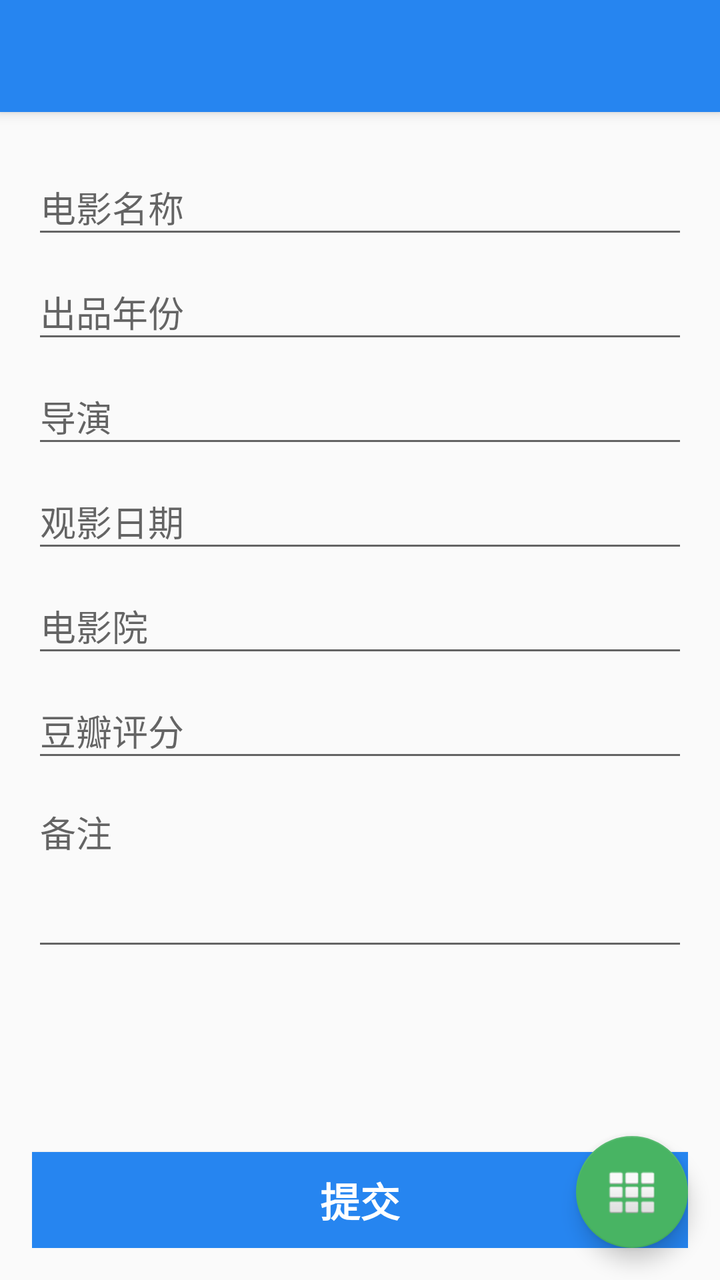
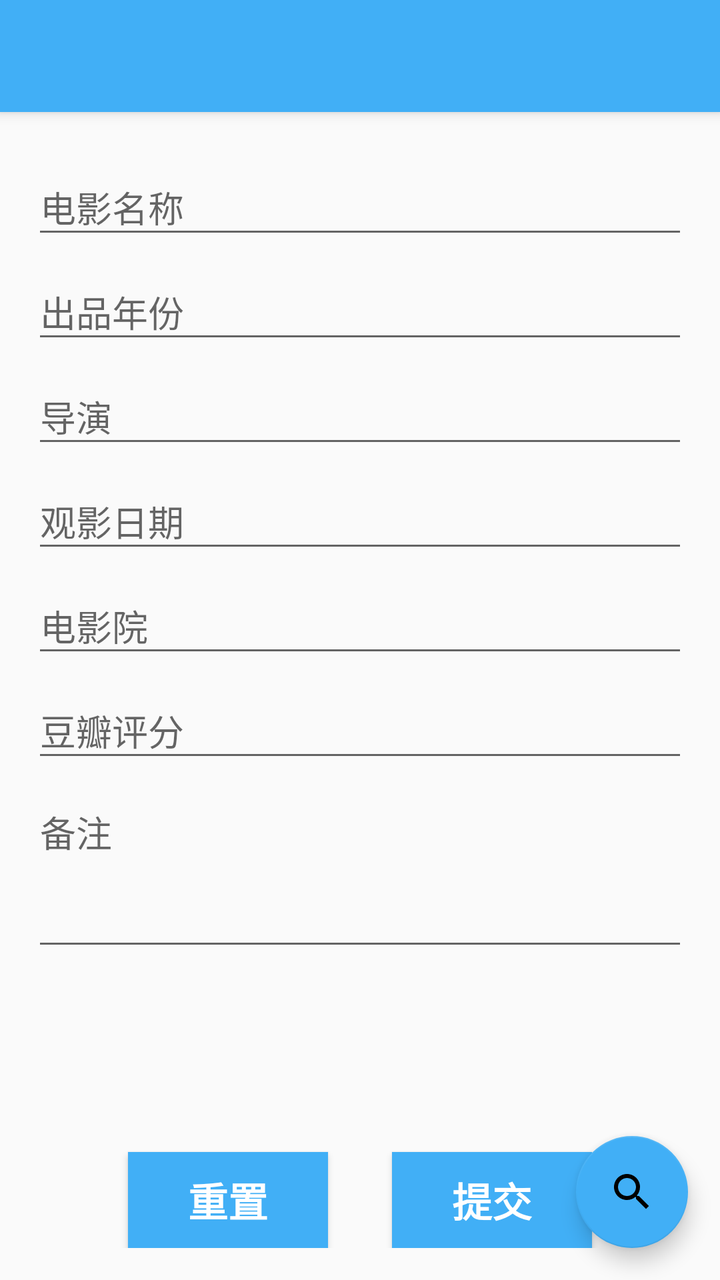

An Android layout rendered at two revisions. The XML below is the earlier revision; the diff shows what the commit changed to produce the second picture.
<!-- AndroidManifest.xml: activity theme AppTheme.NoActionBar -->
<!-- res/layout/activity_film_info.xml -->
<?xml version="1.0" encoding="utf-8"?>
<android.support.design.widget.CoordinatorLayout
    xmlns:android="http://schemas.android.com/apk/res/android"
    xmlns:app="http://schemas.android.com/apk/res-auto"
    xmlns:tools="http://schemas.android.com/tools"
    android:layout_width="match_parent"
    android:layout_height="match_parent"
    tools:context="cn.sixlab.app.mineapps.activity.FilmInfoActivity">

    <android.support.design.widget.AppBarLayout
        android:layout_width="match_parent"
        android:layout_height="wrap_content"
        android:theme="@style/AppTheme.AppBarOverlay">

        <android.support.v7.widget.Toolbar
            android:id="@+id/toolbar"
            android:layout_width="match_parent"
            android:layout_height="?attr/actionBarSize"
            android:background="?attr/colorPrimary"
            app:popupTheme="@style/AppTheme.PopupOverlay"/>

    </android.support.design.widget.AppBarLayout>

    <include layout="@layout/content_film_info"/>

    <android.support.design.widget.FloatingActionButton
        android:id="@+id/fab"
        android:layout_width="wrap_content"
        android:layout_height="wrap_content"
        android:layout_gravity="bottom|end"
        android:layout_margin="@dimen/fab_margin"
        app:srcCompat="@android:drawable/ic_dialog_dialer"/>

</android.support.design.widget.CoordinatorLayout>
<!-- res/layout/content_film_info.xml (included above) -->
<?xml version="1.0" encoding="utf-8"?>
<RelativeLayout xmlns:android="http://schemas.android.com/apk/res/android"
                xmlns:tools="http://schemas.android.com/tools"
                android:layout_width="match_parent"
                android:layout_height="match_parent"
                android:layout_marginTop="56dp"
                android:paddingBottom="@dimen/activity_vertical_margin"
                android:paddingLeft="@dimen/activity_horizontal_margin"
                android:paddingRight="@dimen/activity_horizontal_margin"
                android:paddingTop="@dimen/activity_vertical_margin"
                android:gravity="center_horizontal"
                android:orientation="vertical"
                tools:context="cn.sixlab.app.mineapps.activity.FilmInfoActivity"
                tools:showIn="@layout/activity_film_info">

    <RelativeLayout
        android:id="@+id/panelBottom"
        android:layout_width="match_parent"
        android:layout_height="wrap_content"
        android:layout_alignParentBottom="true" >

        <Button
            android:id="@+id/film_info_submit"
            style="?android:textAppearanceSmall"
            android:layout_width="match_parent"
            android:layout_height="wrap_content"
            android:layout_marginTop="16dp"
            android:background="@color/colorPrimary"
            android:text="@string/action_submit"
            android:textColor="@color/colorWhite"
            android:textSize="20sp"
            android:onClick="submitFilm"
            android:textStyle="bold"/>
    </RelativeLayout>

    <ScrollView
        android:layout_width="match_parent"
        android:layout_height="wrap_content"
        android:layout_alignParentTop="true"
        android:layout_above="@id/panelBottom">
        <LinearLayout
            android:layout_width="match_parent"
            android:layout_height="wrap_content"
            android:orientation="vertical">

            <android.support.design.widget.TextInputLayout
                android:layout_width="match_parent"
                android:layout_height="wrap_content">

                <EditText
                    android:id="@+id/text_film_name"
                    android:layout_width="match_parent"
                    android:layout_height="wrap_content"
                    android:hint="@string/prompt_film_name"
                    android:inputType="text"
                    android:maxLines="1"
                    android:singleLine="true"/>
            </android.support.design.widget.TextInputLayout>

            <android.support.design.widget.TextInputLayout
                android:layout_width="match_parent"
                android:layout_height="wrap_content">
                <EditText
                    android:id="@+id/text_produce_year"
                    android:layout_width="match_parent"
                    android:layout_height="wrap_content"
                    android:hint="@string/prompt_produce_year"
                    android:inputType="number"
                    android:maxLines="1"
                    android:singleLine="true"/>
            </android.support.design.widget.TextInputLayout>

            <android.support.design.widget.TextInputLayout
                android:layout_width="match_parent"
                android:layout_height="wrap_content">
                <EditText
                    android:id="@+id/text_director"
                    android:layout_width="match_parent"
                    android:layout_height="wrap_content"
                    android:hint="@string/prompt_director"
                    android:inputType="text"
                    android:maxLines="1"
                    android:singleLine="true"/>
            </android.support.design.widget.TextInputLayout>

            <android.support.design.widget.TextInputLayout
                android:layout_width="match_parent"
                android:layout_height="wrap_content">
                <EditText
                    android:id="@+id/text_view_date"
                    android:layout_width="match_parent"
                    android:layout_height="wrap_content"
                    android:hint="@string/prompt_view_date"
                    android:inputType="date"
                    android:maxLines="1"
                    android:singleLine="true"/>
            </android.support.design.widget.TextInputLayout>

            <android.support.design.widget.TextInputLayout
                android:layout_width="match_parent"
                android:layout_height="wrap_content">
                <EditText
                    android:id="@+id/text_cinema"
                    android:layout_width="match_parent"
                    android:layout_height="wrap_content"
                    android:hint="@string/prompt_cinema"
                    android:inputType="text"
                    android:maxLines="1"
                    android:singleLine="true"/>
            </android.support.design.widget.TextInputLayout>

            <android.support.design.widget.TextInputLayout
                android:layout_width="match_parent"
                android:layout_height="wrap_content">
                <EditText
                    android:id="@+id/text_douban_score"
                    android:layout_width="match_parent"
                    android:layout_height="wrap_content"
                    android:hint="@string/prompt_douban_score"
                    android:inputType="numberDecimal"
                    android:maxLines="1"
                    android:singleLine="true"/>
            </android.support.design.widget.TextInputLayout>

            <android.support.design.widget.TextInputLayout
                android:layout_width="match_parent"
                android:layout_height="wrap_content">
                <EditText
                    android:id="@+id/text_remark"
                    android:layout_width="match_parent"
                    android:layout_height="wrap_content"
                    android:hint="@string/prompt_remark"
                    android:inputType="textMultiLine"
                    android:minLines="3"
                    android:maxLines="5"
                    android:gravity="left|top"/>
            </android.support.design.widget.TextInputLayout>

        </LinearLayout>
    </ScrollView>

</RelativeLayout>
<!-- resources referenced by this layout -->
<resources>
  <color name="colorPrimary">#2685F0</color>
  <color name="colorWhite">#FFFFFF</color>
  <dimen name="activity_horizontal_margin">16dp</dimen>
  <dimen name="activity_vertical_margin">16dp</dimen>
  <dimen name="fab_margin">16dp</dimen>
  <string name="action_submit">提交</string>
  <string name="prompt_cinema">电影院</string>
  <string name="prompt_director">导演</string>
  <string name="prompt_douban_score">豆瓣评分</string>
  <string name="prompt_film_name">电影名称</string>
  <string name="prompt_produce_year">出品年份</string>
  <string name="prompt_remark">备注</string>
  <string name="prompt_view_date">观影日期</string>
  <style name="AppTheme.AppBarOverlay" parent="ThemeOverlay.AppCompat.Dark.ActionBar" />
  <style name="AppTheme.PopupOverlay" parent="ThemeOverlay.AppCompat.Light" />
  <style name="AppTheme.NoActionBar">
          <item name="windowActionBar">false</item>
          <item name="windowNoTitle">true</item>
      </style>
</resources>

<!-- the commit's change to res/layout/activity_film_info.xml (unified diff, before → after) -->
@@ -28,8 +28,10 @@
         android:layout_width="wrap_content"
         android:layout_height="wrap_content"
         android:layout_gravity="bottom|end"
+
         android:layout_margin="@dimen/fab_margin"
-        app:srcCompat="@android:drawable/ic_dialog_dialer"/>
+        app:backgroundTint="@color/colorPrimary"
+        app:srcCompat="@drawable/ic_search_black_24dp"/>
 
 </android.support.design.widget.CoordinatorLayout>
 <!-- res/layout/content_film_info.xml (included above) -->
@@ -48,25 +50,45 @@
                 tools:context="cn.sixlab.app.mineapps.activity.FilmInfoActivity"
                 tools:showIn="@layout/activity_film_info">
 
-    <RelativeLayout
+    <LinearLayout
         android:id="@+id/panelBottom"
         android:layout_width="match_parent"
         android:layout_height="wrap_content"
-        android:layout_alignParentBottom="true" >
+        android:layout_alignParentBottom="true"
+        android:orientation="horizontal">
+
+        <Button
+            android:id="@+id/film_info_clear"
+            style="?android:textAppearanceSmall"
+            android:layout_width="wrap_content"
+            android:layout_height="wrap_content"
+            android:layout_weight="1"
+            android:layout_marginTop="@dimen/fab_margin"
+            android:layout_marginRight="@dimen/fab_margin"
+            android:layout_marginLeft="@dimen/fab_margin_2"
+            android:background="@color/colorPrimary"
+            android:text="@string/action_reset"
+            android:textColor="@color/colorWhite"
+            android:textSize="20sp"
+            android:onClick="initInput"
+            android:textStyle="bold"/>
 
         <Button
             android:id="@+id/film_info_submit"
             style="?android:textAppearanceSmall"
-            android:layout_width="match_parent"
+            android:layout_width="wrap_content"
             android:layout_height="wrap_content"
-            android:layout_marginTop="16dp"
+            android:layout_weight="1"
+            android:layout_marginTop="@dimen/fab_margin"
+            android:layout_marginLeft="@dimen/fab_margin"
+            android:layout_marginRight="@dimen/fab_margin_2"
             android:background="@color/colorPrimary"
             android:text="@string/action_submit"
             android:textColor="@color/colorWhite"
             android:textSize="20sp"
             android:onClick="submitFilm"
             android:textStyle="bold"/>
-    </RelativeLayout>
+    </LinearLayout>
 
     <ScrollView
         android:layout_width="match_parent"
<!-- resource entries referenced after the edit -->
@@ -1,10 +1,22 @@
 <!-- resources referenced by this layout -->
 <resources>
-  <color name="colorPrimary">#2685F0</color>
+  <color name="colorPrimary">#41AFF6</color>
   <color name="colorWhite">#FFFFFF</color>
   <dimen name="activity_horizontal_margin">16dp</dimen>
   <dimen name="activity_vertical_margin">16dp</dimen>
   <dimen name="fab_margin">16dp</dimen>
+  <dimen name="fab_margin_2">48dp</dimen>
+  <!-- drawable ic_search_black_24dp (drawable) -->
+  <vector xmlns:android="http://schemas.android.com/apk/res/android"
+          android:width="24dp"
+          android:height="24dp"
+          android:viewportWidth="24.0"
+          android:viewportHeight="24.0">
+      <path
+          android:fillColor="#FF000000"
+          android:pathData="M15.5,14h-0.79l-0.28,-0.27C15.41,12.59 16,11.11 16,9.5 16,5.91 13.09,3 9.5,3S3,5.91 3,9.5 5.91,16 9.5,16c1.61,0 3.09,-0.59 4.23,-1.57l0.27,0.28v0.79l5,4.99L20.49,19l-4.99,-5zM9.5,14C7.01,14 5,11.99 5,9.5S7.01,5 9.5,5 14,7.01 14,9.5 11.99,14 9.5,14z"/>
+  </vector>
+  <string name="action_reset">重置</string>
   <string name="action_submit">提交</string>
   <string name="prompt_cinema">电影院</string>
   <string name="prompt_director">导演</string>
